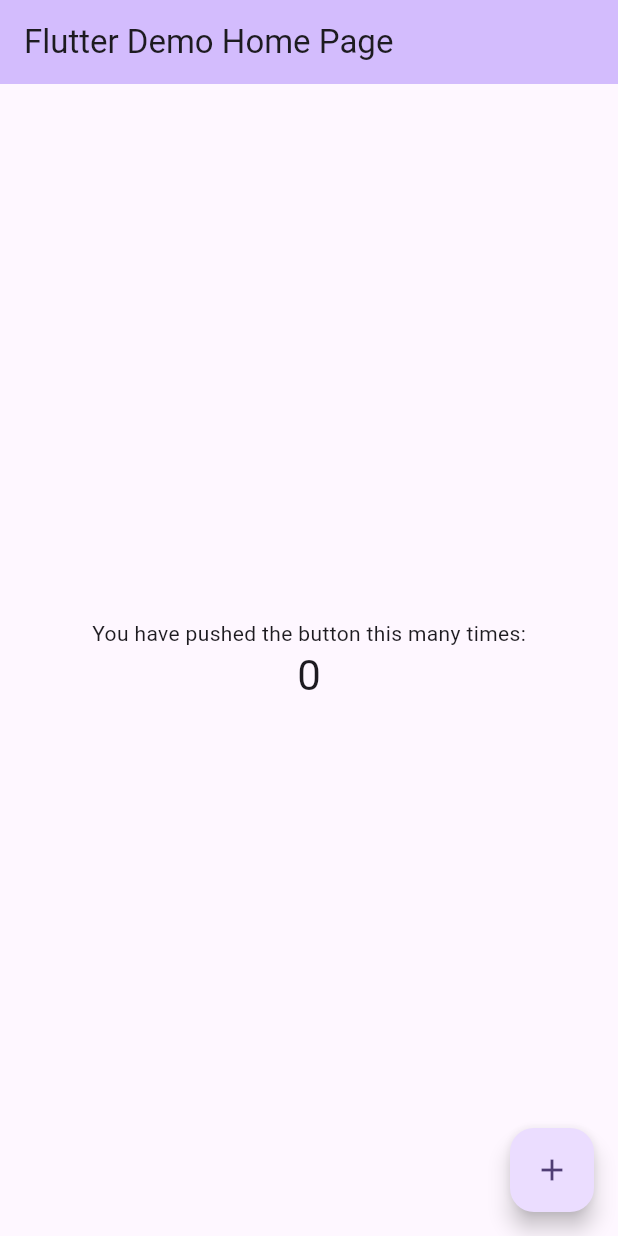
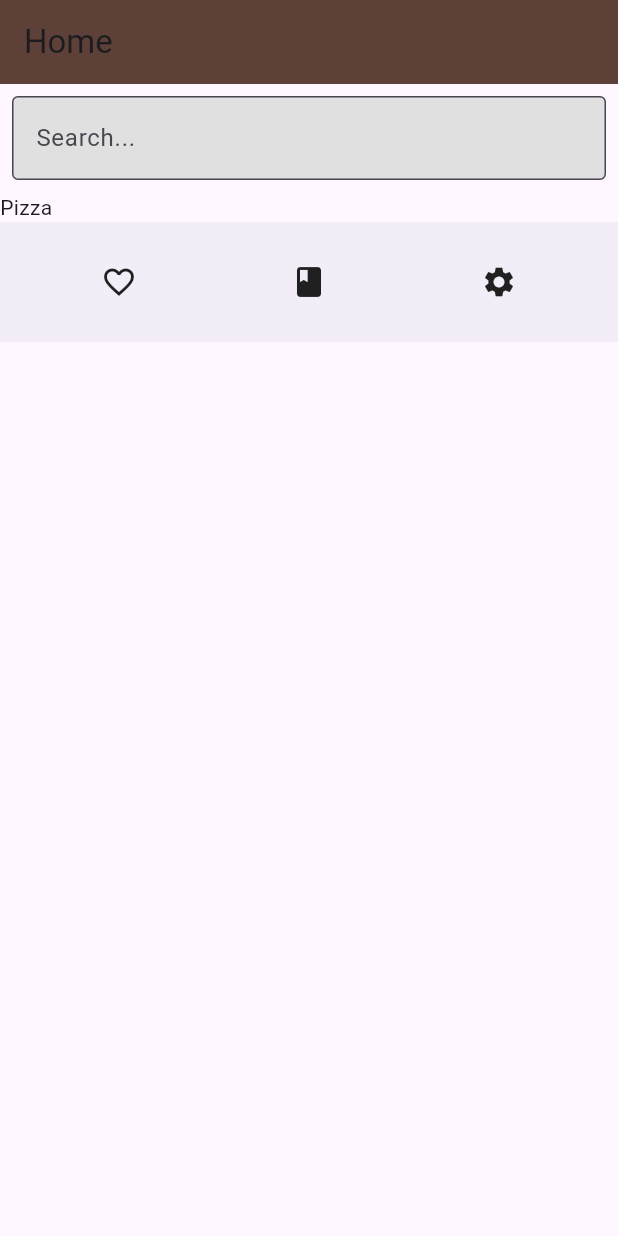
Before and after one commit to toniess/cooky, a Flutter app: the screen it shows after launch, on a phone screen of 412 x 824 dp. Run offline on Flutter 3.47's test engine with Material 3 defaults, Android fonts, the phone set to English and light mode, and no system bars; our stand-ins replace google_fonts.

Commit message:
theme draft

```diff
--- a/analysis_options.yaml
+++ b/analysis_options.yaml
@@ -8,7 +8,6 @@
 # The following line activates a set of recommended lints for Flutter apps,
 # packages, and plugins designed to encourage good coding practices.
 include: package:flutter_lints/flutter.yaml
-
 linter:
   # The lint rules applied to this project can be customized in the
   # section below to disable rules from the `package:flutter_lints/flutter.yaml`
@@ -21,8 +20,8 @@ linter:
   # `// ignore_for_file: name_of_lint` syntax on the line or in the file
   # producing the lint.
   rules:
-    # avoid_print: false  # Uncomment to disable the `avoid_print` rule
-    # prefer_single_quotes: true  # Uncomment to enable the `prefer_single_quotes` rule
+  # avoid_print: false  # Uncomment to disable the `avoid_print` rule
+  # prefer_single_quotes: true  # Uncomment to enable the `prefer_single_quotes` rule
 
 # Additional information about this file can be found at
 # https://dart.dev/guides/language/analysis-options
--- a/lib/main.dart
+++ b/lib/main.dart
@@ -1,122 +1,54 @@
 import 'package:flutter/material.dart';
 
 void main() {
-  runApp(const MyApp());
+  runApp(MyApp());
 }
 
 class MyApp extends StatelessWidget {
   const MyApp({super.key});
 
-  // This widget is the root of your application.
   @override
   Widget build(BuildContext context) {
-    return MaterialApp(
-      title: 'Flutter Demo',
-      theme: ThemeData(
-        // This is the theme of your application.
-        //
-        // TRY THIS: Try running your application with "flutter run". You'll see
-        // the application has a purple toolbar. Then, without quitting the app,
-        // try changing the seedColor in the colorScheme below to Colors.green
-        // and then invoke "hot reload" (save your changes or press the "hot
-        // reload" button in a Flutter-supported IDE, or press "r" if you used
-        // the command line to start the app).
-        //
-        // Notice that the counter didn't reset back to zero; the application
-        // state is not lost during the reload. To reset the state, use hot
-        // restart instead.
-        //
-        // This works for code too, not just values: Most code changes can be
-        // tested with just a hot reload.
-        colorScheme: ColorScheme.fromSeed(seedColor: Colors.deepPurple),
+    return MaterialApp(home: HomeScreen());
+  }
+}
+
+class HomeScreen extends StatelessWidget {
+  const HomeScreen({super.key});
+
+  @override
+  Widget build(BuildContext context) {
+    return Scaffold(
+      appBar: AppBar(title: Text('Home'), backgroundColor: Colors.brown[700]),
+      body: Column(
+        children: [
+          Padding(
+            padding: const EdgeInsets.all(8.0),
+            child: TextField(decoration: InputDecoration(hintText: 'Search...', border: OutlineInputBorder(), filled: true, fillColor: Colors.grey[300])),
+          ),
+          RecipeCard(),
+          BottomAppBar(
+            child: Row(mainAxisAlignment: MainAxisAlignment.spaceAround, children: [Icon(Icons.favorite_border), Icon(Icons.book), Icon(Icons.settings)]),
+          ),
+        ],
       ),
-      home: const MyHomePage(title: 'Flutter Demo Home Page'),
     );
   }
 }
 
-class MyHomePage extends StatefulWidget {
-  const MyHomePage({super.key, required this.title});
-
-  // This widget is the home page of your application. It is stateful, meaning
-  // that it has a State object (defined below) that contains fields that affect
-  // how it looks.
-
-  // This class is the configuration for the state. It holds the values (in this
-  // case the title) provided by the parent (in this case the App widget) and
-  // used by the build method of the State. Fields in a Widget subclass are
-  // always marked "final".
-
-  final String title;
-
-  @override
-  State<MyHomePage> createState() => _MyHomePageState();
-}
-
-class _MyHomePageState extends State<MyHomePage> {
-  int _counter = 0;
-
-  void _incrementCounter() {
-    setState(() {
-      // This call to setState tells the Flutter framework that something has
-      // changed in this State, which causes it to rerun the build method below
-      // so that the display can reflect the updated values. If we changed
-      // _counter without calling setState(), then the build method would not be
-      // called again, and so nothing would appear to happen.
-      _counter++;
-    });
-  }
+class RecipeCard extends StatelessWidget {
+  const RecipeCard({super.key});
 
   @override
   Widget build(BuildContext context) {
-    // This method is rerun every time setState is called, for instance as done
-    // by the _incrementCounter method above.
-    //
-    // The Flutter framework has been optimized to make rerunning build methods
-    // fast, so that you can just rebuild anything that needs updating rather
-    // than having to individually change instances of widgets.
-    return Scaffold(
-      appBar: AppBar(
-        // TRY THIS: Try changing the color here to a specific color (to
-        // Colors.amber, perhaps?) and trigger a hot reload to see the AppBar
-        // change color while the other colors stay the same.
-        backgroundColor: Theme.of(context).colorScheme.inversePrimary,
-        // Here we take the value from the MyHomePage object that was created by
-        // the App.build method, and use it to set our appbar title.
-        title: Text(widget.title),
-      ),
-      body: Center(
-        // Center is a layout widget. It takes a single child and positions it
-        // in the middle of the parent.
-        child: Column(
-          // Column is also a layout widget. It takes a list of children and
-          // arranges them vertically. By default, it sizes itself to fit its
-          // children horizontally, and tries to be as tall as its parent.
-          //
-          // Column has various properties to control how it sizes itself and
-          // how it positions its children. Here we use mainAxisAlignment to
-          // center the children vertically; the main axis here is the vertical
-          // axis because Columns are vertical (the cross axis would be
-          // horizontal).
-          //
-          // TRY THIS: Invoke "debug painting" (choose the "Toggle Debug Paint"
-          // action in the IDE, or press "p" in the console), to see the
-          // wireframe for each widget.
-          mainAxisAlignment: MainAxisAlignment.center,
-          children: <Widget>[
-            const Text('You have pushed the button this many times:'),
-            Text(
-              '$_counter',
-              style: Theme.of(context).textTheme.headlineMedium,
-            ),
+    return Column(
+      children: [
+        Row(
+          children: [
+            Text('Pizza'),
           ],
         ),
-      ),
-      floatingActionButton: FloatingActionButton(
-        onPressed: _incrementCounter,
-        tooltip: 'Increment',
-        child: const Icon(Icons.add),
-      ), // This trailing comma makes auto-formatting nicer for build methods.
+      ],
     );
   }
 }
--- a/pubspec.yaml
+++ b/pubspec.yaml
@@ -4,11 +4,12 @@ publish_to: 'none'
 version: 1.0.0+1
 
 environment:
-  sdk: ^3.7.2
+  sdk: ^3.6.0
 
 dependencies:
   flutter:
     sdk: flutter
+  google_fonts: ^6.2.1
 
   cupertino_icons: ^1.0.8
 
```
Also changed, not shown: lib/theme/colors.dart (added, +21 -0 lines), lib/theme/text_styles.dart (added, +7 -0 lines), lib/theme/themes.dart (added, +13 -0 lines), pubspec.lock, 4 other files.
